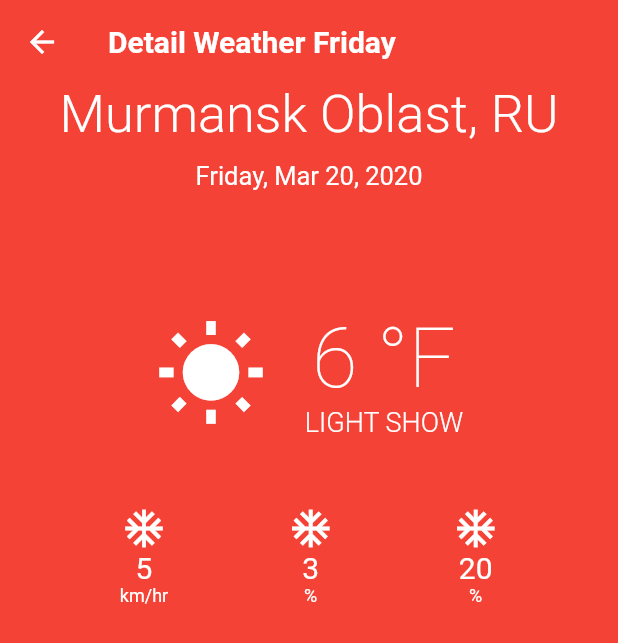
After one commit to ZeSergey/Weather_Forecast, a Flutter app: the screen it shows after launch, after a tap on "Friday", on a phone screen of 412 x 824 dp. The commit adds this screen. Shown: the top 643 px of the screen. Run offline on Flutter 3.47's test engine with Material 2 defaults, Android fonts, the phone set to English and light mode, and no system bars.

Commit message:
start detail_screen

```diff
--- /dev/null
+++ b/lib/components/card_bottom_detail.dart
@@ -0,0 +1,56 @@
+import 'package:flutter/material.dart';
+import 'package:dock_test/screen/detail_screen.dart';
+
+class CardBottomDetail extends StatelessWidget {
+  final day;
+  final value;
+  CardBottomDetail(this.day, this.value);
+  @override
+  Widget build(BuildContext context) {
+    return GestureDetector(
+      onTap: () {
+        Navigator.push(
+          context,
+          MaterialPageRoute(builder: (context) => DetailScreen(day, value)),
+        );
+      },
+      child: Container(
+        width: 160.0,
+        height: 105.0,
+        margin: EdgeInsets.symmetric(horizontal: 4.0),
+        color: Colors.white30,
+        child: Column(
+          children: <Widget>[
+            Padding(
+              padding: const EdgeInsets.only(top: 8.0, bottom: 10.0),
+              child: Text(
+                '$day',
+                style: TextStyle(
+                    color: Colors.white,
+                    fontSize: 25.0,
+                    fontWeight: FontWeight.w300),
+              ),
+            ),
+            Row(
+              mainAxisAlignment: MainAxisAlignment.center,
+              children: <Widget>[
+                Text(
+                  '$value °F ',
+                  style: TextStyle(
+                      color: Colors.white,
+                      fontSize: 30.0,
+                      fontWeight: FontWeight.w300),
+                ),
+                Icon(
+                  Icons.wb_sunny,
+                  color: Colors.white,
+                  size: 35.0,
+                )
+              ],
+            )
+          ],
+        ),
+      ),
+    );
+  }
+}
--- /dev/null
+++ b/lib/components/city_detail.dart
@@ -0,0 +1,28 @@
+import 'package:flutter/material.dart';
+
+class CityDetail extends StatelessWidget {
+  final day;
+  CityDetail(this.day);
+  @override
+  Widget build(BuildContext context) {
+    return (Column(
+      children: <Widget>[
+        Text(
+          'Murmansk Oblast, RU',
+          style: TextStyle(
+              color: Colors.white, fontSize: 35.0, fontWeight: FontWeight.w300),
+        ),
+        Padding(
+          padding: const EdgeInsets.only(top: 10.0, bottom: 60.0),
+          child: Text(
+            '$day, Mar 20, 2020',
+            style: TextStyle(
+                color: Colors.white,
+                fontSize: 17.0,
+                fontWeight: FontWeight.w400),
+          ),
+        )
+      ],
+    ));
+  }
+}
--- /dev/null
+++ b/lib/components/extra_detail.dart
@@ -0,0 +1,46 @@
+import 'package:flutter/material.dart';
+
+class ExtraDetail extends StatelessWidget {
+  final number;
+  final value;
+  ExtraDetail(this.number, this.value);
+  @override
+  Widget build(BuildContext context) {
+    return Container(
+      padding: EdgeInsets.symmetric(
+        horizontal: 40.0,
+      ),
+      child: Column(
+        children: <Widget>[
+          Icon(
+            Icons.ac_unit,
+            color: Colors.white,
+            size: 30.0,
+          ),
+          Text(
+            '$number',
+            style: TextStyle(color: Colors.white, fontSize: 20.0),
+          ),
+          Text(
+            '$value',
+            style: TextStyle(color: Colors.white, fontSize: 12.0),
+          ),
+        ],
+      ),
+    );
+  }
+}
+
+Widget extraWeatherDetail() {
+  return Container(
+    padding: EdgeInsets.symmetric(vertical: 45.0),
+    child: (Row(
+      mainAxisAlignment: MainAxisAlignment.center,
+      children: <Widget>[
+        ExtraDetail(5, 'km/hr'),
+        ExtraDetail(3, '%'),
+        ExtraDetail(20, '%'),
+      ],
+    )),
+  );
+}
--- /dev/null
+++ b/lib/components/temperature_detail.dart
@@ -0,0 +1,40 @@
+import 'package:flutter/material.dart';
+
+class TemperatureDetail extends StatelessWidget {
+  final temperature;
+  TemperatureDetail(this.temperature);
+  @override
+  Widget build(BuildContext context) {
+    return Row(
+      mainAxisAlignment: MainAxisAlignment.center,
+      children: <Widget>[
+        Icon(
+          Icons.wb_sunny,
+          color: Colors.white,
+          size: 75.0,
+        ),
+        SizedBox(
+          width: 25.0,
+        ),
+        Column(
+          children: <Widget>[
+            Text(
+              '$temperature °F',
+              style: TextStyle(
+                  color: Colors.white,
+                  fontSize: 55.0,
+                  fontWeight: FontWeight.w100),
+            ),
+            Text(
+              'LIGHT SHOW',
+              style: TextStyle(
+                  color: Colors.white,
+                  fontSize: 18.0,
+                  fontWeight: FontWeight.w300),
+            )
+          ],
+        )
+      ],
+    );
+  }
+}
--- /dev/null
+++ b/lib/screen/detail_screen.dart
@@ -0,0 +1,39 @@
+import 'package:flutter/material.dart';
+import 'package:dock_test/components/temperature_detail.dart';
+import 'package:dock_test/components/city_detail.dart';
+import 'package:dock_test/components/extra_detail.dart';
+
+class DetailScreen extends StatelessWidget {
+  final dayDetail;
+  final tempDetail;
+  DetailScreen(this.dayDetail, this.tempDetail);
+
+  @override
+  Widget build(BuildContext context) {
+    return Scaffold(
+      backgroundColor: Colors.red[500],
+      appBar: AppBar(
+        title: Text(
+          "Detail Weather $dayDetail",
+          style: TextStyle(
+              fontWeight: FontWeight.bold, color: Colors.white, fontSize: 20.0),
+        ),
+        backgroundColor: Colors.red[500],
+        elevation: 0.0,
+      ),
+      body: SafeArea(
+        minimum: EdgeInsets.symmetric(horizontal: 20.0),
+        child: Column(
+          children: <Widget>[
+            CityDetail(dayDetail),
+            SizedBox(
+              height: 20.0,
+            ),
+            TemperatureDetail(tempDetail),
+            extraWeatherDetail(),
+          ],
+        ),
+      ),
+    );
+  }
+}
--- /dev/null
+++ b/lib/screen/home_screen.dart
@@ -0,0 +1,69 @@
+import 'package:flutter/material.dart';
+import 'package:dock_test/components/temperature_detail.dart';
+import 'package:dock_test/components/extra_detail.dart';
+import 'package:dock_test/components/card_bottom_detail.dart';
+import 'package:dock_test/components/city_detail.dart';
+
+class HomeScreen extends StatelessWidget {
+  @override
+  Widget build(BuildContext context) {
+    return (Scaffold(
+      backgroundColor: Colors.red[500],
+      appBar: AppBar(
+        title: Text(
+          "Weather Forecast",
+          style: TextStyle(
+              fontWeight: FontWeight.bold, color: Colors.white, fontSize: 20.0),
+        ),
+        backgroundColor: Colors.red[500],
+        elevation: 0.0,
+      ),
+      body: SafeArea(
+        minimum: EdgeInsets.symmetric(horizontal: 20.0),
+        child: Column(
+          children: <Widget>[
+            TextField(
+              decoration: InputDecoration(
+                icon: Icon(
+                  Icons.search,
+                  color: Colors.white,
+                ),
+                hintText: 'Enter City Name',
+                hintStyle: TextStyle(color: Colors.white),
+                border: InputBorder.none,
+              ),
+            ),
+            CityDetail('Friday'),
+            TemperatureDetail(14),
+            extraWeatherDetail(),
+            Text(
+              '7-DAY WEATHER FORECAST',
+              style: TextStyle(
+                  color: Colors.white,
+                  fontSize: 17.0,
+                  fontWeight: FontWeight.w400),
+            ),
+            SizedBox(
+              height: 20.0,
+            ),
+            bottomDetail(),
+          ],
+        ),
+      ),
+    ));
+  }
+}
+
+Widget bottomDetail() {
+  return Container(
+    height: 105.0,
+    child: (ListView(
+      scrollDirection: Axis.horizontal,
+      children: <Widget>[
+        CardBottomDetail('Friday', 6),
+        CardBottomDetail('Saturday', 5),
+        CardBottomDetail('Sunday', 22),
+      ],
+    )),
+  );
+}
```
Also changed, not shown: lib/main.dart (+8 -242 lines).
